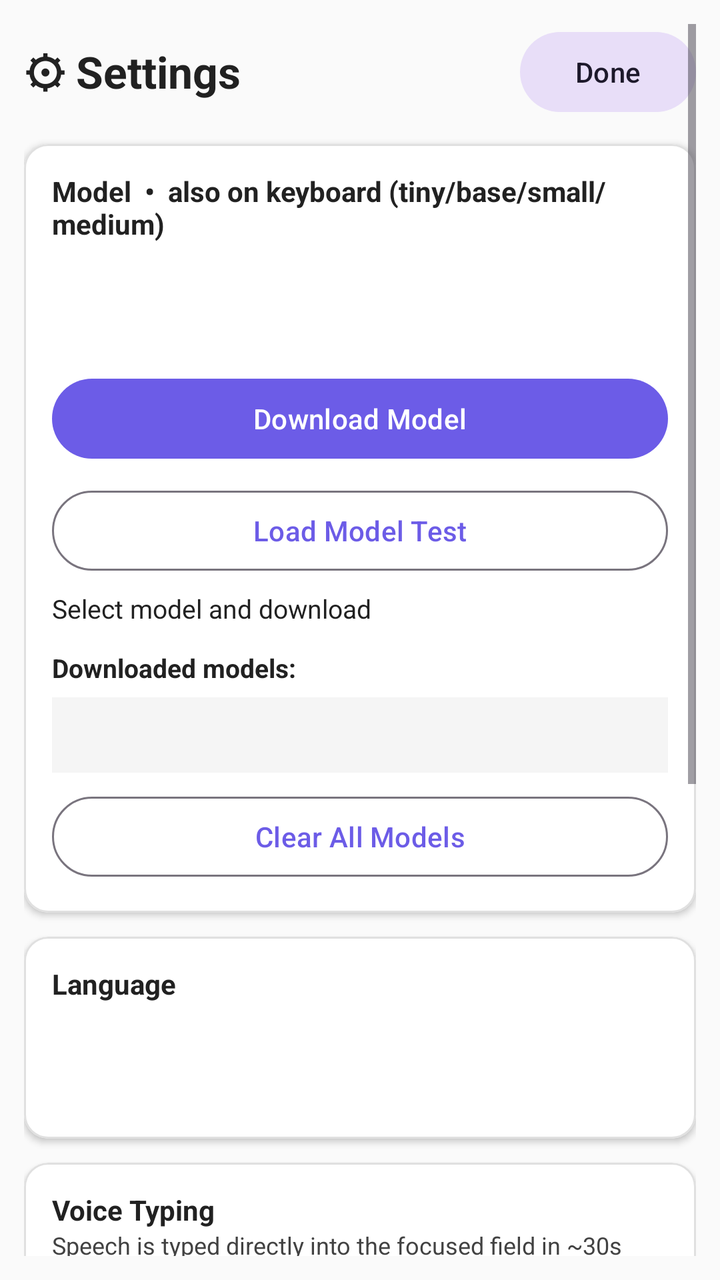
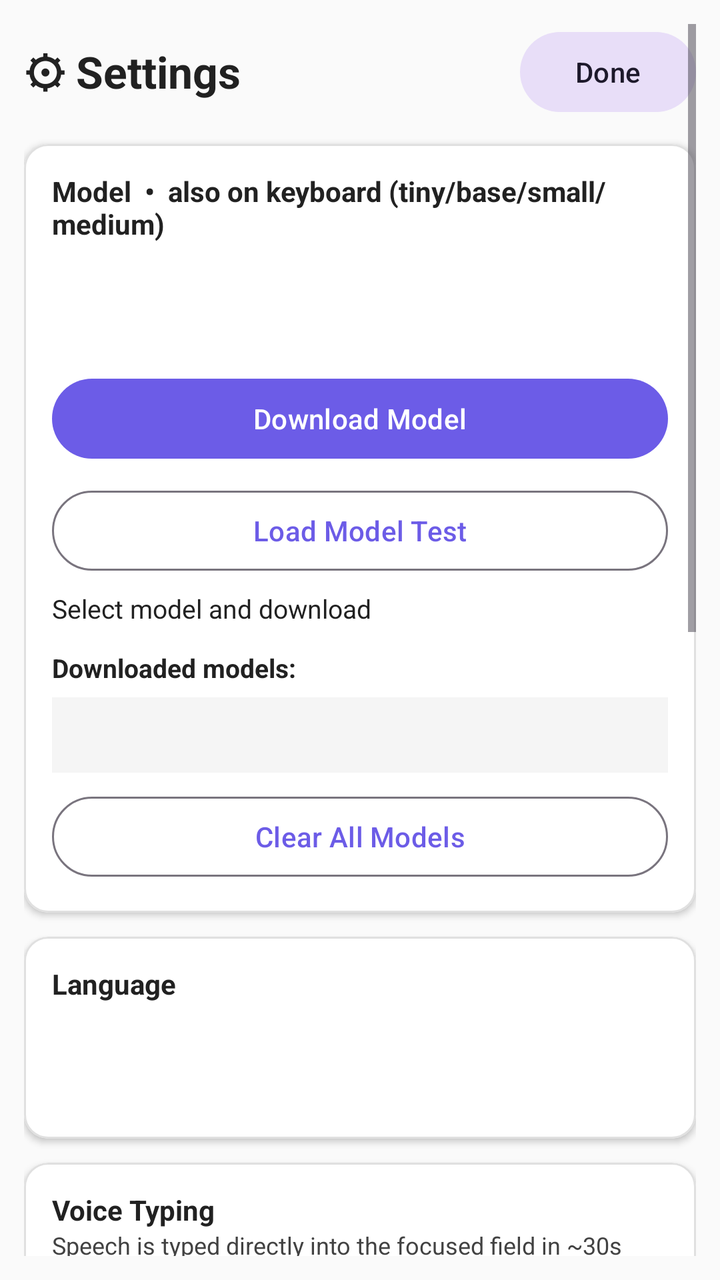

Compare the two renders of this Android layout. The source of the first and the diff that turns it into the second are given below.
<!-- AndroidManifest.xml: application theme Theme.WhisperKeyboard -->
<!-- res/layout/activity_settings.xml -->
<?xml version="1.0" encoding="utf-8"?>
<ScrollView xmlns:android="http://schemas.android.com/apk/res/android"
    xmlns:app="http://schemas.android.com/apk/res-auto"
    android:layout_width="match_parent" android:layout_height="match_parent"
    android:background="#FAFAFA" android:padding="12dp">

    <LinearLayout android:orientation="vertical" android:layout_width="match_parent" android:layout_height="wrap_content">

        
        <LinearLayout android:orientation="horizontal" android:layout_width="match_parent" android:layout_height="wrap_content" android:gravity="center_vertical">
            <TextView android:text="⚙ Settings" android:textSize="22sp" android:textStyle="bold" android:textColor="#212121" android:layout_width="0dp" android:layout_weight="1" android:layout_height="wrap_content"/>
            <com.google.android.material.button.MaterialButton android:id="@+id/btnSettingsDone" android:text="Done" style="@style/Widget.Material3.Button.TonalButton" android:layout_width="wrap_content" android:layout_height="wrap_content"/>
        </LinearLayout>

        
        <com.google.android.material.card.MaterialCardView android:layout_width="match_parent" android:layout_height="wrap_content" app:cardCornerRadius="12dp" app:cardElevation="2dp" app:cardBackgroundColor="#FFFFFF" android:layout_marginTop="12dp" app:strokeColor="#E0E0E0" app:strokeWidth="1dp">
            <LinearLayout android:orientation="vertical" android:layout_width="match_parent" android:layout_height="wrap_content" android:padding="14dp">
                <TextView android:text="Model  •  also on keyboard (tiny/base/small/medium)" android:textStyle="bold" android:textSize="14sp" android:textColor="#212121" android:layout_width="wrap_content" android:layout_height="wrap_content"/>
                <Spinner android:id="@+id/spinnerModel" android:layout_width="match_parent" android:layout_height="48dp" android:background="#FFFFFF" android:popupBackground="#FFFFFF" android:layout_marginTop="8dp" android:padding="8dp"/>
                <com.google.android.material.button.MaterialButton android:id="@+id/btnDownloadModel" android:text="Download Model" android:layout_width="match_parent" android:layout_height="wrap_content" android:layout_marginTop="8dp"/>
                <com.google.android.material.button.MaterialButton android:id="@+id/btnTestModel" android:text="Load Model Test" style="@style/Widget.Material3.Button.OutlinedButton" android:layout_width="match_parent" android:layout_height="wrap_content" android:layout_marginTop="8dp"/>
                <ProgressBar android:id="@+id/progressModel" style="?android:attr/progressBarStyleHorizontal" android:layout_width="match_parent" android:layout_height="10dp" android:visibility="gone" android:layout_marginTop="8dp"/>
                <TextView android:id="@+id/tvDownloadStatus" android:text="Select model and download" android:textSize="13sp" android:textColor="#212121" android:layout_width="wrap_content" android:layout_height="wrap_content" android:layout_marginTop="6dp"/>
                <TextView android:text="Downloaded models:" android:textStyle="bold" android:textSize="13sp" android:textColor="#212121" android:layout_width="wrap_content" android:layout_height="wrap_content" android:layout_marginTop="12dp"/>
                <TextView android:id="@+id/tvModelInfo" android:text="" android:fontFamily="monospace" android:textSize="13sp" android:textColor="#212121" android:background="#F5F5F5" android:padding="10dp" android:layout_width="match_parent" android:layout_height="wrap_content" android:layout_marginTop="6dp"/>
                <com.google.android.material.button.MaterialButton android:id="@+id/btnClearModels" android:text="Clear All Models" style="@style/Widget.Material3.Button.OutlinedButton" android:layout_width="match_parent" android:layout_height="wrap_content" android:layout_marginTop="8dp"/>
            </LinearLayout>
        </com.google.android.material.card.MaterialCardView>

        
        <com.google.android.material.card.MaterialCardView android:layout_width="match_parent" android:layout_height="wrap_content" app:cardCornerRadius="12dp" app:cardElevation="2dp" app:cardBackgroundColor="#FFFFFF" android:layout_marginTop="12dp" app:strokeColor="#E0E0E0" app:strokeWidth="1dp">
            <LinearLayout android:orientation="vertical" android:layout_width="match_parent" android:layout_height="wrap_content" android:padding="14dp">
                <TextView android:text="Language" android:textStyle="bold" android:textSize="14sp" android:textColor="#212121" android:layout_width="wrap_content" android:layout_height="wrap_content"/>
                <Spinner android:id="@+id/spinnerLang" android:layout_width="match_parent" android:layout_height="48dp" android:background="#FFFFFF" android:popupBackground="#FFFFFF" android:layout_marginTop="6dp" android:padding="8dp"/>
            </LinearLayout>
        </com.google.android.material.card.MaterialCardView>

        
        <com.google.android.material.card.MaterialCardView android:layout_width="match_parent" android:layout_height="wrap_content" app:cardCornerRadius="12dp" app:cardElevation="2dp" app:cardBackgroundColor="#FFFFFF" android:layout_marginTop="12dp" app:strokeColor="#E0E0E0" app:strokeWidth="1dp">
            <LinearLayout android:orientation="vertical" android:layout_width="match_parent" android:layout_height="wrap_content" android:padding="14dp">
                <TextView android:text="Voice Typing" android:textStyle="bold" android:textSize="14sp" android:textColor="#212121" android:layout_width="wrap_content" android:layout_height="wrap_content"/>
                <TextView android:text="Speech is typed directly into the focused field in ~30s chunks as you pause. No TXT files." android:textSize="12sp" android:textColor="#424242" android:layout_width="wrap_content" android:layout_height="wrap_content"/>

                <TextView android:text="Accuracy" android:textStyle="bold" android:textSize="14sp" android:textColor="#212121" android:layout_width="wrap_content" android:layout_height="wrap_content" android:layout_marginTop="12dp"/>
                <LinearLayout android:orientation="horizontal" android:layout_width="match_parent" android:layout_height="wrap_content" android:layout_marginTop="6dp">
                    <com.google.android.material.switchmaterial.SwitchMaterial android:id="@+id/switchVad" android:text="VAD auto-stop" android:textSize="13sp" android:textColor="#212121" android:layout_width="0dp" android:layout_weight="1" android:layout_height="wrap_content" android:checked="true"/>
                    <com.google.android.material.switchmaterial.SwitchMaterial android:id="@+id/switchLive" android:text="LIVE typing" android:textSize="13sp" android:textColor="#212121" android:layout_width="0dp" android:layout_weight="1" android:layout_height="wrap_content" android:checked="true"/>
                </LinearLayout>
                <LinearLayout android:orientation="horizontal" android:layout_width="match_parent" android:layout_height="wrap_content" android:layout_marginTop="6dp">
                    <com.google.android.material.switchmaterial.SwitchMaterial android:id="@+id/switchBt" android:text="Bluetooth mic" android:textSize="13sp" android:textColor="#212121" android:layout_width="0dp" android:layout_weight="1" android:layout_height="wrap_content"/>
                    <com.google.android.material.switchmaterial.SwitchMaterial android:id="@+id/switchCaps" android:text="Auto caps" android:textSize="13sp" android:textColor="#212121" android:layout_width="0dp" android:layout_weight="1" android:layout_height="wrap_content" android:checked="true"/>
                </LinearLayout>
                <TextView android:text="VAD: silence 1.3s → auto Stop. LIVE: composing preview while speaking. BT: VOICE_COMMUNICATION." android:textSize="12sp" android:textColor="#424242" android:layout_width="wrap_content" android:layout_height="wrap_content" android:layout_marginTop="6dp"/>
            </LinearLayout>
        </com.google.android.material.card.MaterialCardView>

        
        <com.google.android.material.card.MaterialCardView android:layout_width="match_parent" android:layout_height="wrap_content" app:cardCornerRadius="12dp" app:cardElevation="2dp" app:cardBackgroundColor="#E8F5F0" app:strokeColor="#B2DFDB" app:strokeWidth="1dp" android:layout_marginTop="12dp">
            <LinearLayout android:orientation="vertical" android:layout_width="match_parent" android:layout_height="wrap_content" android:padding="14dp">
                <LinearLayout android:orientation="horizontal" android:layout_width="match_parent" android:layout_height="wrap_content" android:gravity="center_vertical">
                    <TextView android:text="Mic Bubble (one-tap switch)" android:textStyle="bold" android:textSize="14sp" android:textColor="#212121" android:layout_width="0dp" android:layout_weight="1" android:layout_height="wrap_content"/>
                    <com.google.android.material.switchmaterial.SwitchMaterial android:id="@+id/switchBubble" android:layout_width="wrap_content" android:layout_height="wrap_content"/>
                </LinearLayout>
                <TextView android:text="Floating 🎤 on screen - tap: Whisper ↔ your keyboard. Drag to move." android:textSize="12sp" android:textColor="#424242" android:layout_width="wrap_content" android:layout_height="wrap_content"/>
                <LinearLayout android:orientation="horizontal" android:layout_width="match_parent" android:layout_height="wrap_content" android:gravity="center_vertical" android:layout_marginTop="6dp">
                    <TextView android:text="Transparency:" android:textSize="12sp" android:textColor="#212121" android:layout_width="wrap_content" android:layout_height="wrap_content" android:paddingEnd="6dp"/>
                    <SeekBar android:id="@+id/seekBubbleAlpha" android:layout_width="0dp" android:layout_weight="1" android:layout_height="wrap_content" android:max="80" android:progress="20"/>
                    <TextView android:id="@+id/tvBubbleAlpha" android:text="75%" android:textSize="12sp" android:textStyle="bold" android:textColor="#212121" android:layout_width="44dp" android:layout_height="wrap_content" android:gravity="end"/>
                </LinearLayout>
            </LinearLayout>
        </com.google.android.material.card.MaterialCardView>

        <com.google.android.material.button.MaterialButton android:id="@+id/btnSaveSettings" android:text="Save Settings (updates keyboard instantly)" android:layout_width="match_parent" android:layout_height="wrap_content" android:layout_marginTop="12dp"/>

    </LinearLayout>
</ScrollView>
<!-- resources referenced by this layout -->
<resources>
  <style name="Theme.WhisperKeyboard" parent="Theme.Material3.DayNight.NoActionBar">
          <item name="colorPrimary">#6C5CE7</item>
          <item name="colorPrimaryVariant">#5A4BD1</item>
          <item name="colorOnPrimary">#FFFFFF</item>
          <item name="colorSecondary">#A29BFE</item>
          <item name="android:statusBarColor">#2C2C3E</item>
      </style>
</resources>

<!-- the commit's change to res/layout/activity_settings.xml (unified diff, before → after) -->
@@ -50,6 +50,26 @@
                     <com.google.android.material.switchmaterial.SwitchMaterial android:id="@+id/switchBt" android:text="Bluetooth mic" android:textSize="13sp" android:textColor="#212121" android:layout_width="0dp" android:layout_weight="1" android:layout_height="wrap_content"/>
                     <com.google.android.material.switchmaterial.SwitchMaterial android:id="@+id/switchCaps" android:text="Auto caps" android:textSize="13sp" android:textColor="#212121" android:layout_width="0dp" android:layout_weight="1" android:layout_height="wrap_content" android:checked="true"/>
                 </LinearLayout>
+
+                <TextView android:id="@+id/tvCores" android:text="CPU cores detected" android:textStyle="bold" android:textSize="14sp" android:textColor="#212121" android:layout_width="wrap_content" android:layout_height="wrap_content" android:layout_marginTop="12dp"/>
+                <Spinner android:id="@+id/spinnerThreads" android:layout_width="match_parent" android:layout_height="44dp" android:background="#FFFFFF" android:popupBackground="#FFFFFF" android:layout_marginTop="4dp"/>
+
+                <TextView android:text="Pause that ends a chunk" android:textStyle="bold" android:textSize="13sp" android:textColor="#212121" android:layout_width="wrap_content" android:layout_height="wrap_content" android:layout_marginTop="10dp"/>
+                <LinearLayout android:orientation="horizontal" android:layout_width="match_parent" android:layout_height="wrap_content" android:gravity="center_vertical">
+                    <SeekBar android:id="@+id/seekChunkSilence" android:layout_width="0dp" android:layout_weight="1" android:layout_height="wrap_content" android:max="19"/>
+                    <TextView android:id="@+id/tvChunkSilence" android:text="4.5s" android:textStyle="bold" android:textColor="#212121" android:textSize="13sp" android:layout_width="52dp" android:layout_height="wrap_content" android:gravity="end"/>
+                </LinearLayout>
+                <TextView android:text="Chunk length (grows automatically while previous chunk is still processing)" android:textStyle="bold" android:textSize="13sp" android:textColor="#212121" android:layout_width="wrap_content" android:layout_height="wrap_content" android:layout_marginTop="8dp"/>
+                <LinearLayout android:orientation="horizontal" android:layout_width="match_parent" android:layout_height="wrap_content" android:gravity="center_vertical">
+                    <SeekBar android:id="@+id/seekChunkLength" android:layout_width="0dp" android:layout_weight="1" android:layout_height="wrap_content" android:min="1" android:max="45"/>
+                    <TextView android:id="@+id/tvChunkLength" android:text="30s" android:textStyle="bold" android:textColor="#212121" android:textSize="13sp" android:layout_width="52dp" android:layout_height="wrap_content" android:gravity="end"/>
+                </LinearLayout>
+                <TextView android:text="Auto-stop recording after silence (VAD ON)" android:textStyle="bold" android:textSize="13sp" android:textColor="#212121" android:layout_width="wrap_content" android:layout_height="wrap_content" android:layout_marginTop="6dp"/>
+                <LinearLayout android:orientation="horizontal" android:layout_width="match_parent" android:layout_height="wrap_content" android:gravity="center_vertical">
+                    <SeekBar android:id="@+id/seekStopSilence" android:layout_width="0dp" android:layout_weight="1" android:layout_height="wrap_content" android:min="5" android:max="60"/>
+                    <TextView android:id="@+id/tvStopSilence" android:text="10s" android:textStyle="bold" android:textColor="#212121" android:textSize="13sp" android:layout_width="40dp" android:layout_height="wrap_content" android:gravity="end"/>
+                </LinearLayout>
+                <TextView android:text="Shorter pause = faster text delivery. Applies to the next recording." android:textSize="12sp" android:textColor="#424242" android:layout_width="wrap_content" android:layout_height="wrap_content" android:layout_marginTop="4dp"/>
                 <TextView android:text="VAD: silence 1.3s → auto Stop. LIVE: composing preview while speaking. BT: VOICE_COMMUNICATION." android:textSize="12sp" android:textColor="#424242" android:layout_width="wrap_content" android:layout_height="wrap_content" android:layout_marginTop="6dp"/>
             </LinearLayout>
         </com.google.android.material.card.MaterialCardView>
